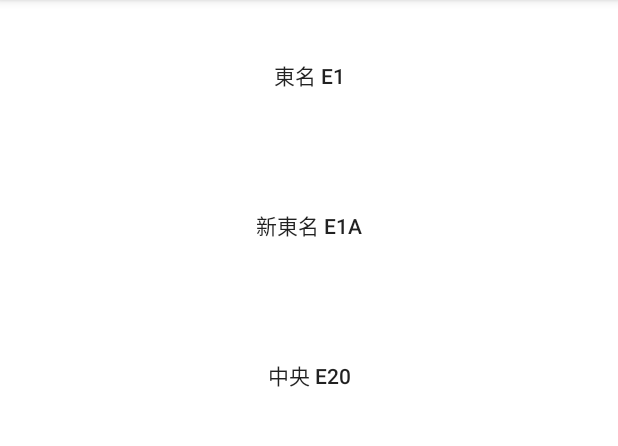
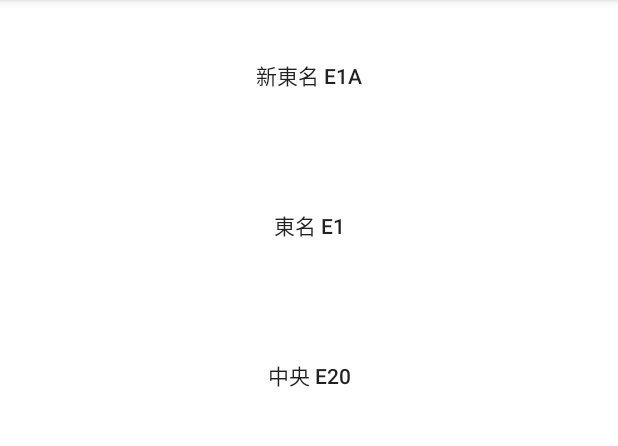
Before and after one commit to AstPy-ms/hitchHikeApp, an Android app: the screen it shows after launch (MainActivity), on a phone screen of 412 x 824 dp, the part 84-530 px from its top. Run offline under Robolectric (Android 15) with nearby library versions, the phone set to English and light mode, and no system bars.

Commit message:
sort highways

```diff
--- a/app/src/main/res/layout/activity_main.xml
+++ b/app/src/main/res/layout/activity_main.xml
@@ -12,7 +12,7 @@
         android:layout_height="100dp"
         android:background="#ffffff"
         android:text="東名 E1"
-        app:layout_constraintTop_toTopOf="parent" />
+	app:layout_constraintTop_toBottomOf="@+id/stoumei" />
 
     <Button
         android:id="@+id/stoumei"
@@ -21,7 +21,7 @@
         android:layout_weight="1"
         android:background="#ffffff"
         android:text="新東名 E1A"
-        app:layout_constraintTop_toBottomOf="@+id/toumei" />
+        app:layout_constraintTop_toTopOf="parent" />
 
     <Button
         android:id="@+id/chuo"
@@ -30,7 +30,7 @@
         android:layout_weight="1"
         android:background="#ffffff"
         android:text="中央 E20"
-        app:layout_constraintTop_toBottomOf="@+id/stoumei"
+        app:layout_constraintTop_toBottomOf="@+id/toumei"
         tools:layout_editor_absoluteX="0dp" />
 
 </androidx.constraintlayout.widget.ConstraintLayout>
```
